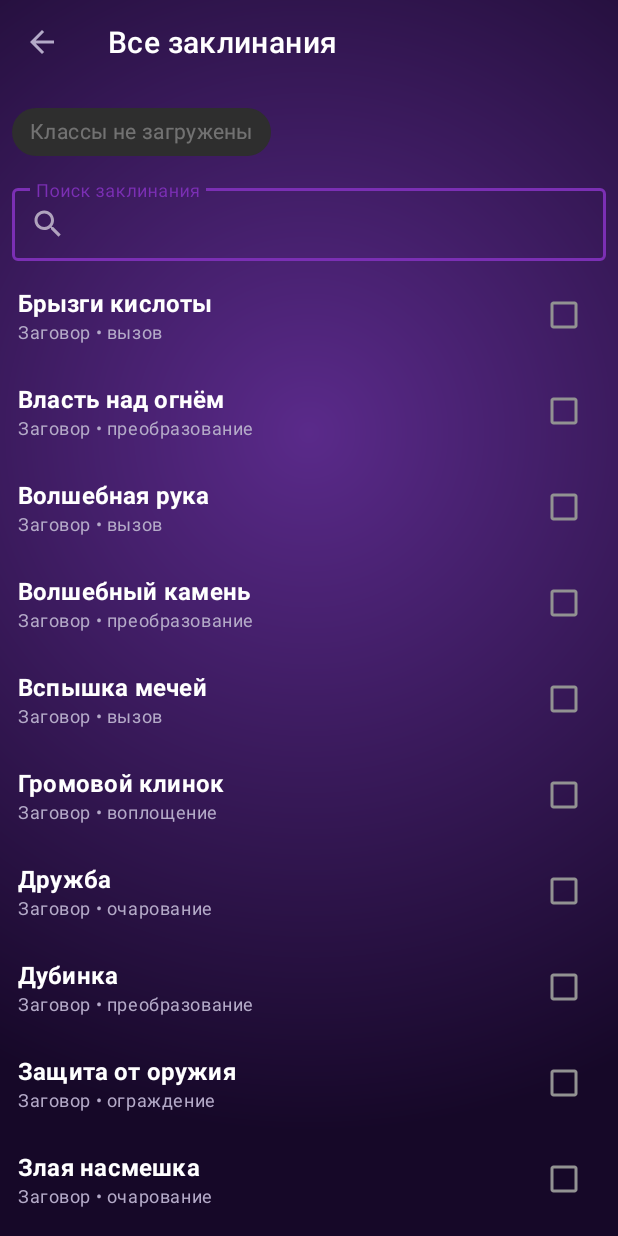
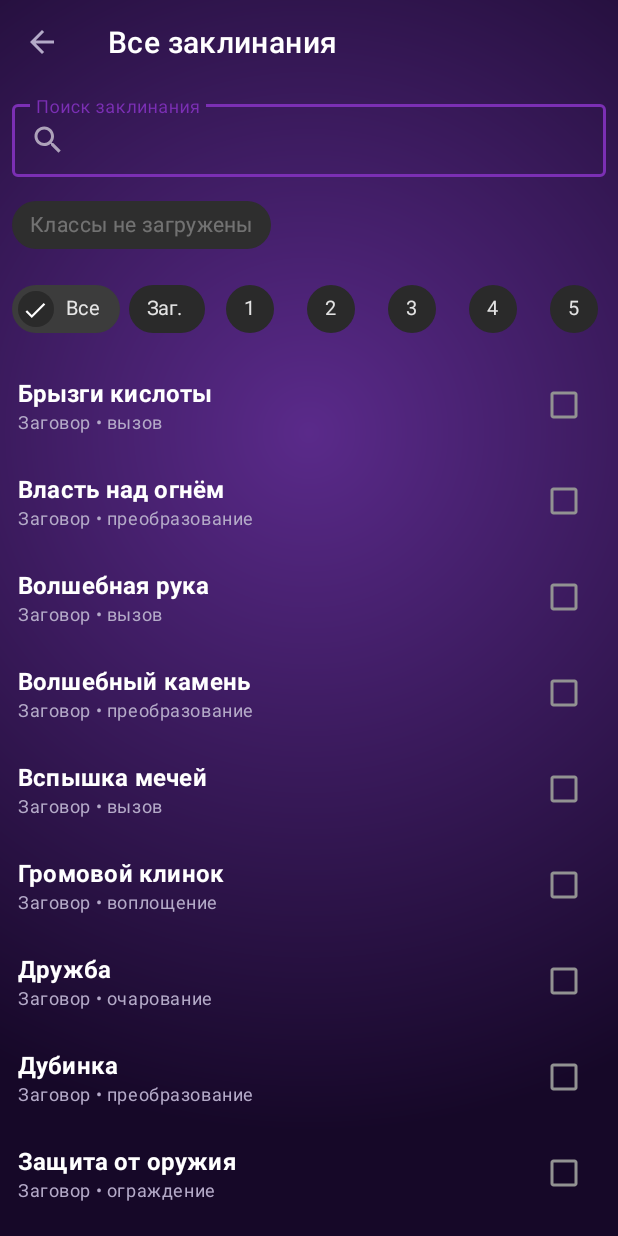
Before and after one commit to SiberianFoboZ/spell-tracker-dnd, an Android app: the SpellsActivity screen opened directly, with no data from a screen before it, on a phone screen of 412 x 824 dp. Run offline under Robolectric (Android 15) with nearby library versions, the light colour scheme and no system bars; our stand-ins replace Room's generated code.

Commit message:
Fix three UX bugs and replace drawer with visible filter chips

```diff
--- a/app/build.gradle.kts
+++ b/app/build.gradle.kts
@@ -14,8 +14,8 @@ android {
         applicationId = "com.example.spelltracker"
         minSdk = 24
         targetSdk = 36
-        versionCode = 1
-        versionName = "1.0"
+        versionCode = 2
+        versionName = "1.1"
 
         testInstrumentationRunner = "androidx.test.runner.AndroidJUnitRunner"
     }
--- a/app/src/main/java/com/example/spelltracker/SpellsActivity.java
+++ b/app/src/main/java/com/example/spelltracker/SpellsActivity.java
@@ -3,7 +3,7 @@ package com.example.spelltracker;
 import android.os.Bundle;
 import android.text.Editable;
 import android.text.TextWatcher;
-import android.view.MenuItem;
+import android.util.TypedValue;
 import android.view.View;
 import android.widget.ProgressBar;
 import android.widget.TextView;
@@ -11,18 +11,15 @@ import android.widget.TextView;
 import androidx.annotation.NonNull;
 import androidx.appcompat.app.AppCompatActivity;
 import androidx.core.graphics.Insets;
-import androidx.core.view.GravityCompat;
 import androidx.core.view.ViewCompat;
 import androidx.core.view.WindowCompat;
 import androidx.core.view.WindowInsetsCompat;
-import androidx.drawerlayout.widget.DrawerLayout;
 import androidx.fragment.app.Fragment;
 import androidx.fragment.app.FragmentManager;
 
 import com.google.android.material.appbar.MaterialToolbar;
 import com.google.android.material.chip.Chip;
 import com.google.android.material.chip.ChipGroup;
-import com.google.android.material.navigation.NavigationView;
 import com.google.android.material.textfield.TextInputEditText;
 
 import java.util.ArrayList;
@@ -31,12 +28,16 @@ import java.util.List;
 /**
  * Экран со списком заклинаний.
  *
- * <p>Боковая панель ({@link NavigationView}) содержит:
- * «Подготовлено», «Все заклинания», группа «По уровню» с Заговорами и 1-9 ур.</p>
- *
- * <p>Сверху списка — горизонтальный {@link ChipGroup} с мульти-выбором
- * D&D-классов ({@link ClassFilter}). Несколько выбранных классов = объединение
- * списков заклинаний.</p>
+ * <p>Сверху списка — два ряда чипов (горизонтальный скролл):
+ * <ol>
+ *   <li>Мульти-выбор D&D-классов ({@link ClassFilter}). Несколько
+ *       выбранных классов = объединение списков заклинаний.</li>
+ *   <li>Одиночный выбор режима/уровня: «Все», «Заг.», 1..9, «Подг.»
+ *       (только подготовленные). Заменяет прежний DrawerLayout с
+ *       NavigationView, который был «обрезан» — фильтр не был виден
+ *       до свайпа от левого края.</li>
+ * </ol>
+ * Под ними — строка поиска и список заклинаний.
  */
 public class SpellsActivity extends AppCompatActivity {
 
@@ -46,11 +47,17 @@ public class SpellsActivity extends AppCompatActivity {
     private static final int MODE_ALL = 1;
     private static final int MODE_LEVEL = 2;
 
+    // Теги для level-чипов (чтобы по тегу находить нужный при инициализации
+    // из интента и при смене состояния из слушателя).
+    private static final String TAG_ALL = "all";
+    private static final String TAG_PREPARED = "prepared";
+    private static final String TAG_LEVEL_PREFIX = "level_";
+
     private SpellRepository repo;
     private ClassFilter classFilter;
-    private DrawerLayout drawer;
     private MaterialToolbar toolbar;
     private ChipGroup classChips;
+    private ChipGroup levelChips;
     private TextInputEditText etSearch;
     private ProgressBar progress;
     private TextView emptyView;
@@ -60,6 +67,14 @@ public class SpellsActivity extends AppCompatActivity {
     private int currentMode = MODE_ALL;
     private int currentLevel = 0;
     private String searchQuery = "";
+
+    /**
+     * Подавляет обработчик клика по level-чипу на время первоначальной
+     * расстановки галочек из {@link #applyInitialFilter}. Без этого
+     * первый {@code setChecked(true)} дёрнул бы слушатель и дважды
+     * вызвал бы {@link #showCurrentList()}.
+     */
+    private boolean suppressLevelCallback = true;
 
     @Override
     public boolean onSupportNavigateUp() {
@@ -72,7 +87,7 @@ public class SpellsActivity extends AppCompatActivity {
         super.onCreate(savedInstanceState);
         setContentView(R.layout.activity_spells);
 
-        // Edge-to-edge: контейнер фрагмента не уезжает за нижний nav bar.
+        // Edge-to-edge: контент рисуется под системными барами.
         WindowCompat.setDecorFitsSystemWindows(getWindow(), false);
 
         repo = new SpellRepository(this);
@@ -80,6 +95,14 @@ public class SpellsActivity extends AppCompatActivity {
 
         toolbar = findViewById(R.id.toolbar);
         setSupportActionBar(toolbar);
+
+        // Верхний отступ под статус-бар добавляем к тулбару.
+        ViewCompat.setOnApplyWindowInsetsListener(toolbar, (v, windowInsets) -> {
+            Insets bars = windowInsets.getInsets(WindowInsetsCompat.Type.systemBars());
+            v.setPadding(v.getPaddingLeft(), bars.top,
+                    v.getPaddingRight(), v.getPaddingBottom());
+            return windowInsets;
+        });
 
         // Нижний отступ под системную навигацию.
         View fragmentContainer = findViewById(R.id.fragment_container);
@@ -90,12 +113,7 @@ public class SpellsActivity extends AppCompatActivity {
             return windowInsets;
         });
 
-        drawer = findViewById(R.id.drawer);
-        NavigationView nav = findViewById(R.id.nav);
-        nav.setNavigationItemSelectedListener(this::onNavItemSelected);
-
         // Стрелка «наверх» в тулбаре возвращает на главный экран.
-        // Боковая панель при этом остаётся доступной свайпом от левого края.
         if (getSupportActionBar() != null) {
             getSupportActionBar().setDisplayHomeAsUpEnabled(true);
             getSupportActionBar().setHomeButtonEnabled(true);
@@ -103,6 +121,9 @@ public class SpellsActivity extends AppCompatActivity {
 
         classChips = findViewById(R.id.class_chips);
         setupClassChips();
+
+        levelChips = findViewById(R.id.level_chips);
+        setupLevelChips();
 
         etSearch = findViewById(R.id.et_search);
         etSearch.addTextChangedListener(new TextWatcher() {
@@ -121,9 +142,12 @@ public class SpellsActivity extends AppCompatActivity {
         emptyView = findViewById(R.id.empty);
         content = findViewById(R.id.content);
 
-        // Стартовый пункт меню из интента (если задан)
+        // Применяем стартовое состояние фильтра (если задан в интенте)
+        // и только потом разрешаем обработчик level-чипов реагировать
+        // на пользовательские клики.
         String initial = getIntent().getStringExtra(EXTRA_INITIAL);
-        applyInitialMenu(initial, nav);
+        applyInitialFilter(initial);
+        suppressLevelCallback = false;
 
         updateTitle();
         initialize();
@@ -137,77 +161,7 @@ public class SpellsActivity extends AppCompatActivity {
         }
     }
 
-    private void applyInitialMenu(String initial, NavigationView nav) {
-        if ("prepared".equals(initial)) {
-            currentMode = MODE_PREPARED;
-            nav.setCheckedItem(R.id.nav_prepared);
-        } else if ("all".equals(initial)) {
-            currentMode = MODE_ALL;
-            nav.setCheckedItem(R.id.nav_all);
-        } else if ("cantrips".equals(initial)) {
-            currentMode = MODE_LEVEL; currentLevel = 0;
-            nav.setCheckedItem(R.id.nav_cantrips);
-        } else if (initial != null && initial.startsWith("level_")) {
-            try {
-                currentMode = MODE_LEVEL;
-                currentLevel = Integer.parseInt(initial.substring(6));
-                nav.setCheckedItem(getLevelMenuId(currentLevel));
-            } catch (NumberFormatException ignored) {}
-        } else {
-            nav.setCheckedItem(R.id.nav_all);
-        }
-    }
-
-    private boolean onNavItemSelected(@NonNull MenuItem item) {
-        int id = item.getItemId();
-        if (id == R.id.nav_prepared) {
-            currentMode = MODE_PREPARED;
-        } else if (id == R.id.nav_all) {
-            currentMode = MODE_ALL;
-        } else if (id == R.id.nav_cantrips) {
-            currentMode = MODE_LEVEL; currentLevel = 0;
-        } else if (id == R.id.nav_lvl1) { currentMode = MODE_LEVEL; currentLevel = 1; }
-        else if (id == R.id.nav_lvl2) { currentMode = MODE_LEVEL; currentLevel = 2; }
-        else if (id == R.id.nav_lvl3) { currentMode = MODE_LEVEL; currentLevel = 3; }
-        else if (id == R.id.nav_lvl4) { currentMode = MODE_LEVEL; currentLevel = 4; }
-        else if (id == R.id.nav_lvl5) { currentMode = MODE_LEVEL; currentLevel = 5; }
-        else if (id == R.id.nav_lvl6) { currentMode = MODE_LEVEL; currentLevel = 6; }
-        else if (id == R.id.nav_lvl7) { currentMode = MODE_LEVEL; currentLevel = 7; }
-        else if (id == R.id.nav_lvl8) { currentMode = MODE_LEVEL; currentLevel = 8; }
-        else if (id == R.id.nav_lvl9) { currentMode = MODE_LEVEL; currentLevel = 9; }
-        else return false;
-
-        updateTitle();
-        showCurrentList();
-        drawer.closeDrawer(GravityCompat.START);
-        return true;
-    }
-
-    private int getLevelMenuId(int level) {
-        switch (level) {
-            case 0:  return R.id.nav_cantrips;
-            case 1:  return R.id.nav_lvl1;
-            case 2:  return R.id.nav_lvl2;
-            case 3:  return R.id.nav_lvl3;
-            case 4:  return R.id.nav_lvl4;
-            case 5:  return R.id.nav_lvl5;
-            case 6:  return R.id.nav_lvl6;
-            case 7:  return R.id.nav_lvl7;
-            case 8:  return R.id.nav_lvl8;
-            case 9:  return R.id.nav_lvl9;
-            default: return R.id.nav_all;
-        }
-    }
-
-    private void updateTitle() {
-        String title;
-        if (currentMode == MODE_PREPARED) title = "Подготовлено";
-        else if (currentMode == MODE_ALL) title = "Все заклинания";
-        else if (currentLevel == 0) title = "Заговоры";
-        else title = currentLevel + " ур.";
-        toolbar.setTitle(title);
-    }
-
+    /** Создаёт мульти-выборный ряд чипов по D&D-классам. */
     private void setupClassChips() {
         List<String> ids = classFilter.getClassIds();
         if (ids.isEmpty()) {
@@ -236,6 +190,106 @@ public class SpellsActivity extends AppCompatActivity {
             }
             showCurrentList();
         });
+    }
+
+    /**
+     * Создаёт ряд чипов для фильтра по уровню/режиму:
+     * «Все», «Заг.», 1..9, «Подг.». Одиночный выбор, всегда выбран
+     * хотя бы один (selectionRequired=true в разметке).
+     */
+    private void setupLevelChips() {
+        addLevelChip(TAG_ALL, getString(R.string.filter_all));
+        addLevelChip(TAG_LEVEL_PREFIX + "0", getString(R.string.filter_cantrips));
+        for (int i = 1; i <= 9; i++) {
+            addLevelChip(TAG_LEVEL_PREFIX + i, String.valueOf(i));
+        }
+        addLevelChip(TAG_PREPARED, getString(R.string.filter_prepared));
+
+        levelChips.setOnCheckedStateChangeListener((group, checkedIds) -> {
+            if (suppressLevelCallback) return;
+            if (checkedIds.isEmpty()) return; // selectionRequired=true, но на всякий случай
+            Chip chip = group.findViewById(checkedIds.get(0));
+            if (chip == null) return;
+            Object tag = chip.getTag();
+            if (!(tag instanceof String)) return;
+            applyFilterFromTag((String) tag);
+            updateTitle();
+            showCurrentList();
+        });
+    }
+
+    private void addLevelChip(String tag, String text) {
+        Chip chip = new Chip(this);
+        chip.setText(text);
+        chip.setCheckable(true);
+        chip.setId(View.generateViewId());
+        chip.setTag(tag);
+        // Чуть мельче дефолтного, чтобы 12 чипов влезли на узких экранах.
+        chip.setTextSize(TypedValue.COMPLEX_UNIT_SP, 13);
+        levelChips.addView(chip);
+    }
+
+    /** Применяет стартовое состояние фильтра из интента (если задан). */
+    private void applyInitialFilter(String initial) {
+        String targetTag = TAG_ALL;
+        if ("prepared".equals(initial)) {
+            currentMode = MODE_PREPARED;
+            targetTag = TAG_PREPARED;
+        } else if ("all".equals(initial)) {
+            currentMode = MODE_ALL;
+            targetTag = TAG_ALL;
+        } else if ("cantrips".equals(initial)) {
+            currentMode = MODE_LEVEL;
+            currentLevel = 0;
+            targetTag = TAG_LEVEL_PREFIX + "0";
+        } else if (initial != null && initial.startsWith("level_")) {
+            try {
+                int n = Integer.parseInt(initial.substring("level_".length()));
+                if (n >= 0 && n <= 9) {
+                    currentMode = MODE_LEVEL;
+                    currentLevel = n;
+                    targetTag = TAG_LEVEL_PREFIX + n;
+                } else {
+                    currentMode = MODE_ALL;
+                    targetTag = TAG_ALL;
+                }
+            } catch (NumberFormatException ex) {
+                currentMode = MODE_ALL;
+                targetTag = TAG_ALL;
+            }
+        } else {
+            currentMode = MODE_ALL;
+            targetTag = TAG_ALL;
+        }
+        View v = levelChips.findViewWithTag(targetTag);
+        if (v instanceof Chip) {
+            ((Chip) v).setChecked(true);
+        }
+    }
+
+    /** Обновляет currentMode/currentLevel по выбранному чипу. */
+    private void applyFilterFromTag(String tag) {
+        if (TAG_ALL.equals(tag)) {
+            currentMode = MODE_ALL;
+        } else if (TAG_PREPARED.equals(tag)) {
+            currentMode = MODE_PREPARED;
+        } else if (tag != null && tag.startsWith(TAG_LEVEL_PREFIX)) {
+            try {
+                currentMode = MODE_LEVEL;
+                currentLevel = Integer.parseInt(tag.substring(TAG_LEVEL_PREFIX.length()));
+            } catch (NumberFormatException ex) {
+                currentMode = MODE_ALL;
+            }
+        }
+    }
+
+    private void updateTitle() {
+        String title;
+        if (currentMode == MODE_PREPARED) title = "Подготовлено";
+        else if (currentMode == MODE_ALL) title = "Все заклинания";
+        else if (currentLevel == 0) title = "Заговоры";
+        else title = currentLevel + " ур.";
+        toolbar.setTitle(title);
     }
 
     private void initialize() {
--- a/app/src/main/res/layout/activity_spells.xml
+++ b/app/src/main/res/layout/activity_spells.xml
@@ -1,38 +1,17 @@
 <?xml version="1.0" encoding="utf-8"?>
-<androidx.drawerlayout.widget.DrawerLayout
+<LinearLayout
     xmlns:android="http://schemas.android.com/apk/res/android"
     xmlns:app="http://schemas.android.com/apk/res-auto"
-    android:id="@+id/drawer"
     android:layout_width="match_parent"
     android:layout_height="match_parent"
-    android:fitsSystemWindows="true">
-
-    <LinearLayout
-        android:layout_width="match_parent"
-        android:layout_height="match_parent"
-        android:orientation="vertical">
+    android:orientation="vertical"
+    android:background="@drawable/bg_screen_gradient">
 
     <com.google.android.material.appbar.MaterialToolbar
         android:id="@+id/toolbar"
         android:layout_width="match_parent"
         android:layout_height="?attr/actionBarSize"
         app:title="@string/title_spells" />
-
-        <HorizontalScrollView
-            android:layout_width="match_parent"
-            android:layout_height="wrap_content"
-            android:scrollbars="none"
-            android:fillViewport="true"
-            android:padding="8dp">
-
-            <com.google.android.material.chip.ChipGroup
-                android:id="@+id/class_chips"
-                android:layout_width="wrap_content"
-                android:layout_height="wrap_content"
-                app:singleLine="true"
-                app:chipSpacingHorizontal="8dp"
-                app:selectionRequired="false" />
-        </HorizontalScrollView>
 
     <com.google.android.material.textfield.TextInputLayout
         android:id="@+id/til_search"
@@ -41,6 +20,7 @@
         android:layout_height="wrap_content"
         android:layout_marginStart="8dp"
         android:layout_marginEnd="8dp"
+        android:layout_marginTop="8dp"
         android:layout_marginBottom="4dp"
         android:hint="@string/search_hint"
         app:startIconDrawable="@drawable/ic_search"
@@ -54,6 +34,45 @@
             android:inputType="text"
             android:maxLines="1" />
     </com.google.android.material.textfield.TextInputLayout>
+
+    <!-- Фильтр по классам (мульти-выбор) -->
+    <HorizontalScrollView
+        android:layout_width="match_parent"
+        android:layout_height="wrap_content"
+        android:scrollbars="none"
+        android:paddingStart="8dp"
+        android:paddingEnd="8dp"
+        android:paddingTop="4dp"
+        android:paddingBottom="4dp">
+
+        <com.google.android.material.chip.ChipGroup
+            android:id="@+id/class_chips"
+            android:layout_width="wrap_content"
+            android:layout_height="wrap_content"
+            app:singleLine="true"
+            app:chipSpacingHorizontal="8dp"
+            app:selectionRequired="false" />
+    </HorizontalScrollView>
+
+    <!-- Фильтр по уровню/режиму (одиночный выбор, всегда выбран хотя бы один) -->
+    <HorizontalScrollView
+        android:layout_width="match_parent"
+        android:layout_height="wrap_content"
+        android:scrollbars="none"
+        android:paddingStart="8dp"
+        android:paddingEnd="8dp"
+        android:paddingTop="4dp"
+        android:paddingBottom="8dp">
+
+        <com.google.android.material.chip.ChipGroup
+            android:id="@+id/level_chips"
+            android:layout_width="wrap_content"
+            android:layout_height="wrap_content"
+            app:singleLine="true"
+            app:singleSelection="true"
+            app:selectionRequired="true"
+            app:chipSpacingHorizontal="6dp" />
+    </HorizontalScrollView>
 
     <FrameLayout
         android:id="@+id/content"
@@ -82,11 +101,3 @@
             android:visibility="gone" />
     </FrameLayout>
 </LinearLayout>
-
-    <com.google.android.material.navigation.NavigationView
-        android:id="@+id/nav"
-        android:layout_width="wrap_content"
-        android:layout_height="match_parent"
-        android:layout_gravity="start"
-        app:menu="@menu/nav_spells" />
-</androidx.drawerlayout.widget.DrawerLayout>
--- a/app/src/main/res/menu/nav_spells.xml
+++ /dev/null
@@ -1,48 +0,0 @@
-<?xml version="1.0" encoding="utf-8"?>
-<menu xmlns:android="http://schemas.android.com/apk/res/android">
-    <group android:checkableBehavior="single">
-        <item
-            android:id="@+id/nav_prepared"
-            android:icon="@drawable/ic_check"
-            android:title="@string/nav_prepared" />
-        <item
-            android:id="@+id/nav_all"
-            android:icon="@drawable/ic_list"
-            android:title="@string/nav_all" />
-    </group>
-    <group
-        android:id="@+id/group_by_level"
-        android:checkableBehavior="single"
-        android:title="@string/nav_group_by_level">
-        <item
-            android:id="@+id/nav_cantrips"
-            android:title="@string/nav_cantrips" />
-        <item
-            android:id="@+id/nav_lvl1"
-            android:title="@string/nav_lvl1" />
-        <item
-            android:id="@+id/nav_lvl2"
-            android:title="@string/nav_lvl2" />
-        <item
-            android:id="@+id/nav_lvl3"
-            android:title="@string/nav_lvl3" />
-        <item
-            android:id="@+id/nav_lvl4"
-            android:title="@string/nav_lvl4" />
-        <item
-            android:id="@+id/nav_lvl5"
-            android:title="@string/nav_lvl5" />
-        <item
-            android:id="@+id/nav_lvl6"
-            android:title="@string/nav_lvl6" />
-        <item
-            android:id="@+id/nav_lvl7"
-            android:title="@string/nav_lvl7" />
-        <item
-            android:id="@+id/nav_lvl8"
-            android:title="@string/nav_lvl8" />
-        <item
-            android:id="@+id/nav_lvl9"
-            android:title="@string/nav_lvl9" />
-    </group>
-</menu>
--- a/app/src/main/res/values/strings.xml
+++ b/app/src/main/res/values/strings.xml
@@ -5,8 +5,8 @@
     <string name="title_spell_detail">Заклинание</string>
     <string name="open_drawer">Открыть меню</string>
     <string name="close_drawer">Закрыть меню</string>
-    <string name="btn_open_spells">Открыть заклинания</string>
-    <string name="btn_reset_used">Сбросить использование</string>
+    <string name="btn_open_spells">Заклинания</string>
+    <string name="btn_reset_used">Сброс</string>
     <string name="nav_prepared">Подготовлено</string>
     <string name="nav_all">Все заклинания</string>
     <string name="nav_group_by_level">По уровню</string>
@@ -41,4 +41,9 @@
     <string name="slot_subtitle">использовано / всего ячеек</string>
     <string name="btn_use">Исп.</string>
     <string name="btn_restore">Восст.</string>
+
+    <!-- Фильтр уровней/режимов на экране «Заклинания» -->
+    <string name="filter_all">Все</string>
+    <string name="filter_cantrips">Заг.</string>
+    <string name="filter_prepared">Подг.</string>
 </resources>
```
Also changed, not shown: app/src/main/java/com/example/spelltracker/MainActivity.java (+28 -14 lines), app/src/main/res/layout/activity_main.xml (+10 -0 lines), 1 other file. Lines whose indentation alone changed are shown as unchanged.
